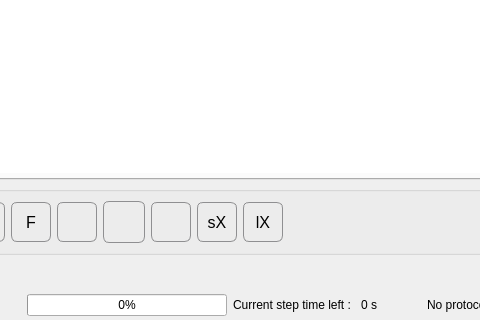
Above: apps/Biopen_wizard_6/Lab-on-a-tip.ui from bellonemauro/Labonatip2.0 before the change; both pictures show x 240 to 720 and y 521 to 841 of the 1388 by 841 pixel window. Below: the same form after it.
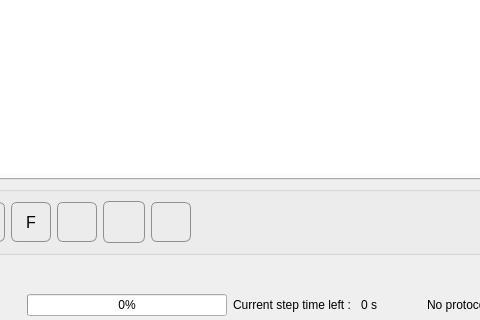
That is the form after the change. The open tabs and pages were chosen to show the change. Icons and pictures are not drawn.

```diff
--- a/apps/Biopen_wizard_6/Lab-on-a-tip.ui
+++ b/apps/Biopen_wizard_6/Lab-on-a-tip.ui
@@ -3104,44 +3104,6 @@
                      </property>
                     </widget>
                    </item>
-                   <item>
-                    <widget class="QPushButton" name="pushButton_saveXML">
-                     <property name="minimumSize">
-                      <size>
-                       <width>40</width>
-                       <height>40</height>
-                      </size>
-                     </property>
-                     <property name="maximumSize">
-                      <size>
-                       <width>40</width>
-                       <height>40</height>
-                      </size>
-                     </property>
-                     <property name="text">
-                      <string>sX</string>
-                     </property>
-                    </widget>
-                   </item>
-                   <item>
-                    <widget class="QPushButton" name="pushButton_loadXML">
-                     <property name="minimumSize">
-                      <size>
-                       <width>40</width>
-                       <height>40</height>
-                      </size>
-                     </property>
-                     <property name="maximumSize">
-                      <size>
-                       <width>40</width>
-                       <height>40</height>
-                      </size>
-                     </property>
-                     <property name="text">
-                      <string>lX</string>
-                     </property>
-                    </widget>
-                   </item>
                    <item>
                     <spacer name="horizontalSpacer_10">
                      <property name="orientation">
```
Left out of the diff: 8 changed lines with no effect on the pictures.
